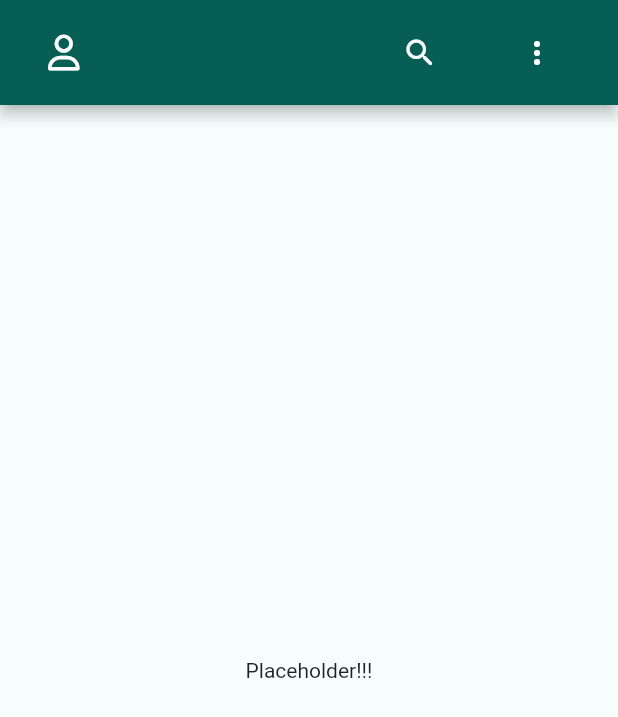
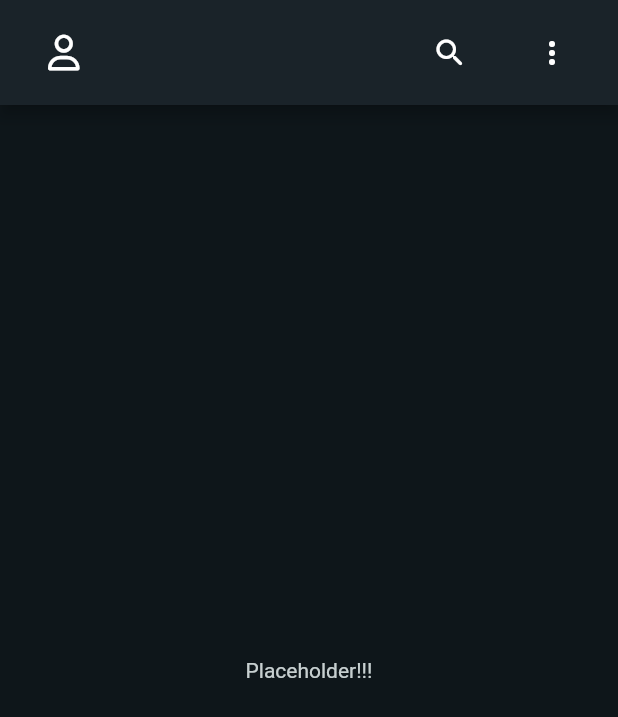
Before and after one commit to Ramalh0z/zapzap, a Flutter app: the screen it shows after launch, on a phone screen of 412 x 824 dp. Shown: the top 717 px of the screen. Run offline on Flutter 3.47's test engine with Material 2 defaults, Android fonts, the phone set to English and light mode, and no system bars; our stand-ins replace font_awesome_flutter.

Commit message:
as rotas estão funcionando!!! (de um jeito bem porco, mas estão)

```diff
--- a/lib/main.dart
+++ b/lib/main.dart
@@ -1,5 +1,6 @@
 import 'package:flutter/material.dart';
 import 'package:zapzap/pages/home_page.dart';
+import 'package:zapzap/pages/profile_settings_page.dart';
 import 'package:zapzap/themes/default_theme.dart';
 
 void main() => runApp(const App());
@@ -16,6 +17,7 @@ class App extends StatelessWidget {
       initialRoute: '/home',
       routes: {
         '/home': (context) => const HomePage(),
+        '/settings':(context) => const ProfileSettingsPage(),
       },
     );
   }
--- a/lib/pages/home_page.dart
+++ b/lib/pages/home_page.dart
@@ -1,5 +1,6 @@
 import 'package:flutter/material.dart';
 import 'package:font_awesome_flutter/font_awesome_flutter.dart';
+import 'package:zapzap/themes/default_theme.dart';
 
 class HomePage extends StatelessWidget {
   const HomePage({Key? key}) : super(key: key);
@@ -7,24 +8,25 @@ class HomePage extends StatelessWidget {
   @override
   Widget build(BuildContext context) {
     return Scaffold(
-      appBar: chatAppBar,
-      body: const Center(child: Text("Placeholder!!!")),
+      appBar: chatAppBar(context),
+      body: const Center(
+          child: Text(
+        "Placeholder!!!",
+        style: TextStyle(color: defaultLightBackground),
+      )),
     );
   }
 }
 
-final AppBar chatAppBar = AppBar(
+AppBar chatAppBar(context) {
+  return AppBar(
     toolbarHeight: 70,
     // Leading
     leadingWidth: 85,
-  // ignore: avoid_unnecessary_containers
-  leading: Container(
-    //color: Colors.white,
-    child: IconButton(
+    leading: IconButton(
         icon: const Icon(FontAwesomeIcons.user),
         onPressed: () {},
         tooltip: 'Change the user photo'),
-  ),
 
     // Actions
     actions: <Widget>[
@@ -34,18 +36,25 @@ final AppBar chatAppBar = AppBar(
           // Search Button
           IconButton(
             onPressed: () {},
-          icon: const Icon(Icons.search_rounded),
+            icon: const Icon(
+              Icons.search_rounded,
+              color: Colors.white,
+            ),
             tooltip: 'Search for Contacts',
           ),
-        const SizedBox(width: 30),
+          const SizedBox(width: 20),
           // Settings Button
           IconButton(
-          onPressed: () {},
-          icon: const Icon(Icons.more_vert),
+            onPressed: () => Navigator.pushNamed(context, '/settings'),
+            icon: const Icon(
+              Icons.more_vert,
+              color: Colors.white,
+            ),
             tooltip: 'Open on Settings',
           ),
-        const SizedBox(width: 30)
+          const SizedBox(width: 20)
         ],
       )
     ],
   );
+}
--- /dev/null
+++ b/lib/pages/profile_settings_page.dart
@@ -0,0 +1,14 @@
+import 'package:flutter/material.dart';
+
+class ProfileSettingsPage extends StatelessWidget {
+  const ProfileSettingsPage({Key? key}) : super(key: key);
+
+  @override
+  Widget build(BuildContext context) {
+    return Scaffold(
+      body: TextButton(onPressed: () => Navigator.pop(context),
+      child: const Text("Voltar"),
+      ),
+    );
+  }
+}
--- a/lib/themes/default_theme.dart
+++ b/lib/themes/default_theme.dart
@@ -1,12 +1,14 @@
 import 'package:flutter/material.dart';
 
+const Color defaultMainColor = Color.fromARGB(255, 26, 35, 41);
 const Color defaultBackground = Color.fromARGB(255, 14, 22, 26);
-const Color defaultMainColor = Color.fromARGB(255, 7, 94, 84);
+const Color defaultSecondBackground = Color.fromARGB(255, 14, 22, 26);
+const Color defaultLightBackground = Color.fromRGBO(245, 254, 254, 0.8);
 
 final defaultTheme = ThemeData(
     primaryColor: defaultMainColor,
     backgroundColor: defaultBackground,
-    scaffoldBackgroundColor: const Color.fromRGBO(245, 254, 254, 0.8),
+    scaffoldBackgroundColor: defaultBackground,
     appBarTheme: const AppBarTheme(
       backgroundColor: defaultMainColor,
     ));
```
Lines whose indentation alone changed are shown as unchanged.
